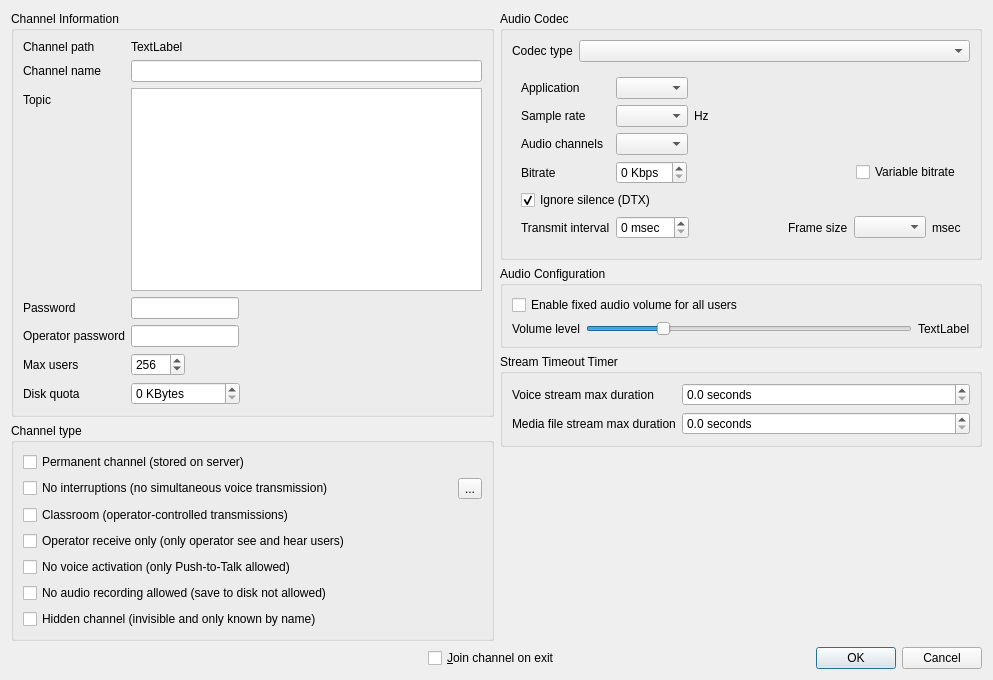
Above: Client/qtTeamTalk/channel.ui from BearWare/TeamTalk5 before the change. Below: the same form after it.
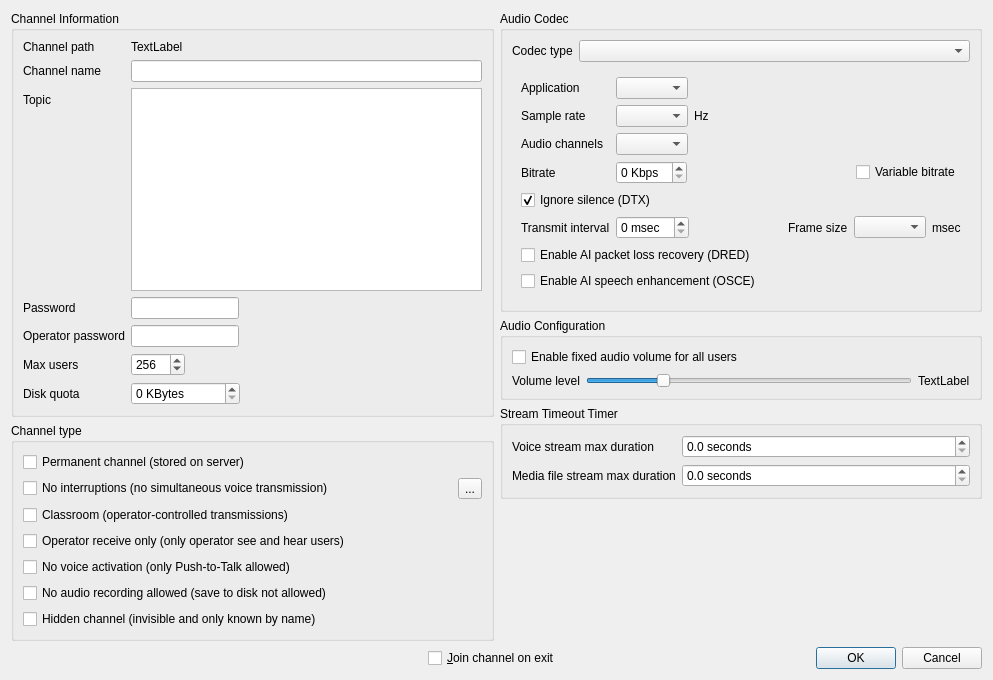
That is the form after the change. The open tabs and pages were chosen to show the change.

Commit message: Add Opus DRED and OSCE AI audio effects

```diff
--- a/Client/qtTeamTalk/channel.ui
+++ b/Client/qtTeamTalk/channel.ui
@@ -802,6 +802,20 @@
                 </item>
                </layout>
               </item>
+              <item row="6" column="0" colspan="2">
+               <widget class="QCheckBox" name="opus_dredBox">
+                <property name="text">
+                 <string>Enable AI packet loss recovery (DRED)</string>
+                </property>
+               </widget>
+              </item>
+              <item row="7" column="0" colspan="2">
+               <widget class="QCheckBox" name="opus_osceBox">
+                <property name="text">
+                 <string>Enable AI speech enhancement (OSCE)</string>
+                </property>
+               </widget>
+              </item>
              </layout>
             </widget>
            </widget>
```
The commit also changes 25 other files.
